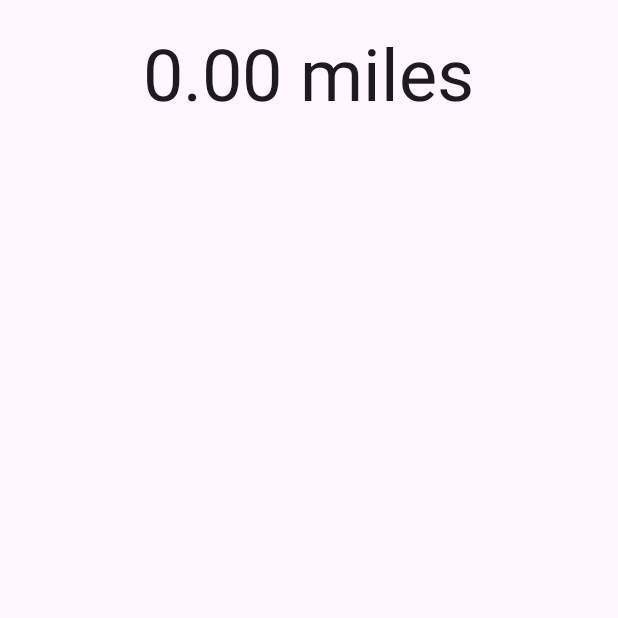
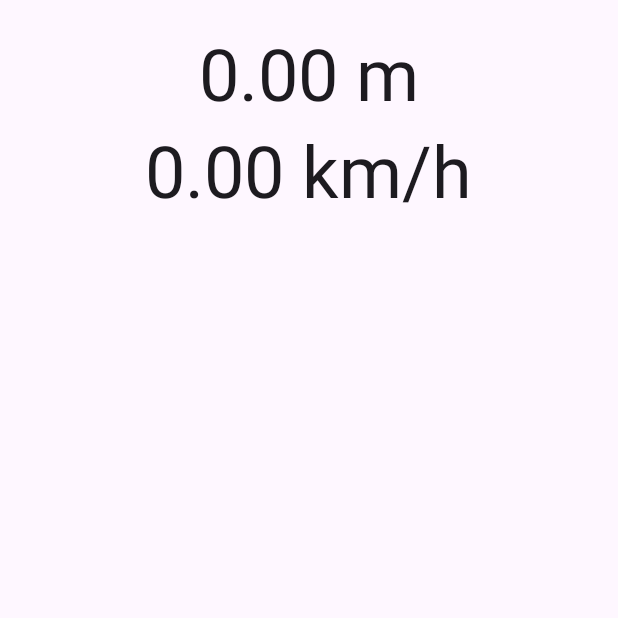
Before and after one commit to Pushin1007/Odometer, an Android app: the screen it shows after launch (MainActivity), on a phone screen of 412 x 824 dp, the top half of it. Run offline under Robolectric (Android 15) with nearby library versions, the phone set to English and light mode, and no system bars; 1 statement that could not run was skipped.

```diff
--- a/app/src/main/java/com/example/odometer/MainActivity.java
+++ b/app/src/main/java/com/example/odometer/MainActivity.java
@@ -80,18 +80,26 @@ public class MainActivity extends AppCompatActivity {
 
     private void displayDistance() {//Вывод значения, возвращенного методом getDistance() службы.
         final TextView distanceView = (TextView) findViewById(R.id.distance);
+        final TextView speedView = (TextView) findViewById(R.id.speed);
         final Handler handler = new Handler();// создаем объект  Handler
         handler.post(new Runnable() { //Вызвать метод post() класса Handler, передав ему объект Runnable.
             @Override
             public void run() {
                 double distance = 0.0;
+                double speed = 0.0;
+
                 if (bound && odometer != null) {
                     distance = odometer.getDistance();// Вызывает метод getDistance() службы OdometerService.
+                    speed=odometer.getSpeed();
                 }
                 String distanceStr = String.format(Locale.getDefault(),
-                        "%1$,.2f miles", distance);
+                        "%1$,.2f m", distance);
+                String speedStr = String.format(Locale.getDefault(),
+                        "%1$,.2f km/h", speed);
+
                 distanceView.setText(distanceStr);
-                handler.postDelayed(this, 1000); // значение обновляется каждую секунду
+                speedView.setText(speedStr);
+                handler.postDelayed(this, 200); // значение обновляется каждые 0,2с
             }
         });
     }
--- a/app/src/main/res/layout/activity_main.xml
+++ b/app/src/main/res/layout/activity_main.xml
@@ -14,4 +14,12 @@
         android:layout_gravity="center_horizontal"
         android:textAppearance="?android:attr/textAppearanceLarge"
         android:textSize="48sp" />
+
+    <TextView
+        android:id="@+id/speed"
+        android:layout_width="wrap_content"
+        android:layout_height="wrap_content"
+        android:layout_gravity="center_horizontal"
+        android:textAppearance="?android:attr/textAppearanceLarge"
+        android:textSize="48sp" />
 </LinearLayout>
```
Also changed, not shown: app/src/main/java/com/example/odometer/OdometerService.java (+10 -4 lines).
